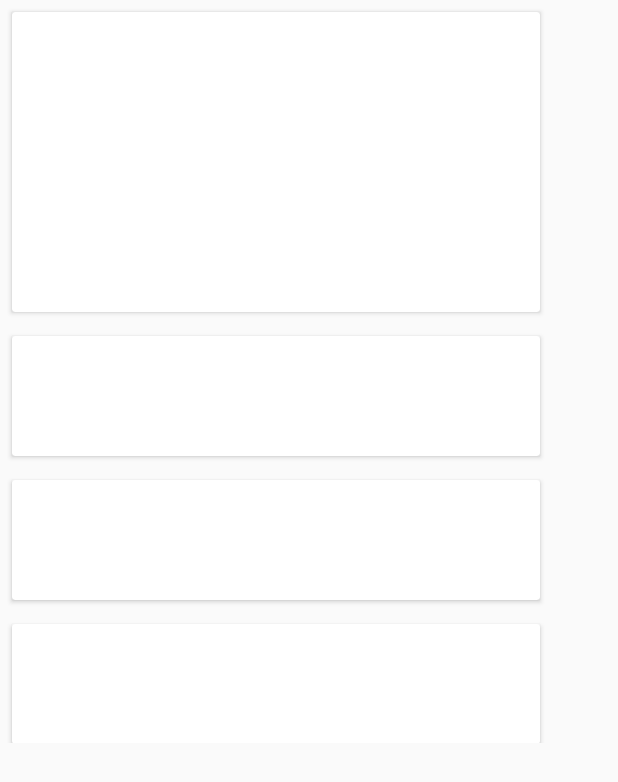
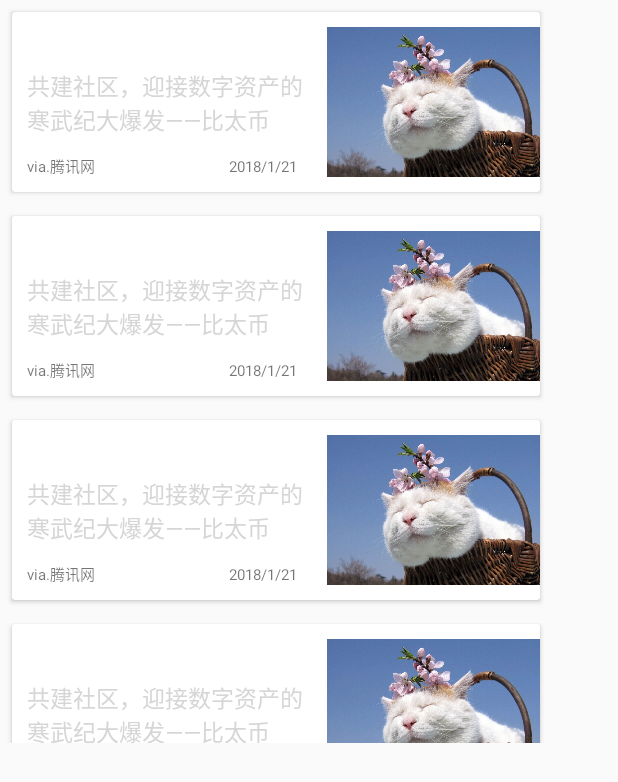
Before and after one commit to reggie1996/DigitalWallet, an Android app: the RecyclerViewFragment screen opened directly, with no data from a screen before it, on a phone screen of 412 x 824 dp. Shown: the top 782 px of the screen. Run offline under Robolectric (Android 15) with nearby library versions, the phone set to English and light mode, and no system bars; our stand-ins replace ButterKnife; libraries missing offline, so code that uses them is left out: com.github.florent37.materialviewpager, com.gyf.barlibrary; 2 statements that could not run were skipped.

Commit message:
列表实现

```diff
--- a/app/build.gradle
+++ b/app/build.gradle
@@ -77,6 +77,8 @@ dependencies {
 
     //圆形view
     compile 'de.hdodenhof:circleimageview:2.2.0'
+    //MD风格
+    compile 'com.github.vajro:MaterialDesignLibrary:1.6'
 }
 
 apply plugin: 'kotlin-android'
--- a/app/src/main/java/com/reggie/digitalwallet/Activity/MainActivity.java
+++ b/app/src/main/java/com/reggie/digitalwallet/Activity/MainActivity.java
@@ -167,18 +167,23 @@ public class MainActivity extends FragmentActivity {
         public void onCheckedChanged(RadioGroup group, int checkedId) {
             switch (checkedId) {
                 case R.id.rb_wallet:
+                    mImmersionBar.transparentBar().statusBarDarkFont(true).init();
                     position = 0;
                     break;
                 case R.id.rb_trend:
+                    mImmersionBar.transparentBar().statusBarDarkFont(false).init();
                     position = 1;
                     break;
                 case R.id.rb_community:
+                    mImmersionBar.transparentBar().statusBarDarkFont(true).init();
                     position = 2;
                     break;
                 case R.id.rb_mall:
+                    mImmersionBar.statusBarDarkFont(true).init();
                     position = 3;
                     break;
                 default:
+                    mImmersionBar.transparentBar().statusBarDarkFont(true).init();
                     position = 0;
                     break;
             }
--- a/app/src/main/java/com/reggie/digitalwallet/Test/RecyclerViewFragment.java
+++ b/app/src/main/java/com/reggie/digitalwallet/Test/RecyclerViewFragment.java
@@ -24,15 +24,10 @@ import butterknife.ButterKnife;
  */
 public class RecyclerViewFragment extends Fragment {
 
-    private static final boolean GRID_LAYOUT = false;
-    private static final int ITEM_COUNT = 100;
+    private static final int ITEM_COUNT = 10;
 
     @BindView(R.id.recyclerView)
     RecyclerView mRecyclerView;
-
-    public static RecyclerViewFragment newInstance() {
-        return new RecyclerViewFragment();
-    }
 
     @Override
     public View onCreateView(LayoutInflater inflater, @Nullable ViewGroup container, @Nullable Bundle savedInstanceState) {
@@ -45,23 +40,15 @@ public class RecyclerViewFragment extends Fragment {
         ButterKnife.bind(this, view);
 
         final List<Object> items = new ArrayList<>();
-
         for (int i = 0; i < ITEM_COUNT; ++i) {
             items.add(new Object());
         }
 
-
-        //setup materialviewpager
-
-        if (GRID_LAYOUT) {
-            mRecyclerView.setLayoutManager(new GridLayoutManager(getActivity(), 2));
-        } else {
-            mRecyclerView.setLayoutManager(new LinearLayoutManager(getActivity()));
-        }
+        mRecyclerView.setLayoutManager(new LinearLayoutManager(getActivity()));
         mRecyclerView.setHasFixedSize(true);
 
-        //Use this now
         mRecyclerView.addItemDecoration(new MaterialViewPagerHeaderDecorator());
+
         mRecyclerView.setAdapter(new TestRecyclerViewAdapter(items));
     }
 }
--- a/app/src/main/java/com/reggie/digitalwallet/Test/TestRecyclerViewAdapter.java
+++ b/app/src/main/java/com/reggie/digitalwallet/Test/TestRecyclerViewAdapter.java
@@ -16,22 +16,13 @@ public class TestRecyclerViewAdapter extends RecyclerView.Adapter<RecyclerView.V
 
     List<Object> contents;
 
-    static final int TYPE_HEADER = 0;
-    static final int TYPE_CELL = 1;
 
     public TestRecyclerViewAdapter(List<Object> contents) {
         this.contents = contents;
     }
 
     @Override
-    public int getItemViewType(int position) {
-        switch (position) {
-            case 0:
-                return TYPE_HEADER;
-            default:
-                return TYPE_CELL;
-        }
-    }
+    public int getItemViewType(int position) { return position;}
 
     @Override
     public int getItemCount() {
@@ -41,32 +32,15 @@ public class TestRecyclerViewAdapter extends RecyclerView.Adapter<RecyclerView.V
     @Override
     public RecyclerView.ViewHolder onCreateViewHolder(ViewGroup parent, int viewType) {
         View view = null;
-
-        switch (viewType) {
-            case TYPE_HEADER: {
-                view = LayoutInflater.from(parent.getContext())
-                        .inflate(R.layout.list_item_card_big, parent, false);
-                return new RecyclerView.ViewHolder(view) {
-                };
-            }
-            case TYPE_CELL: {
-                view = LayoutInflater.from(parent.getContext())
-                        .inflate(R.layout.list_item_card_small, parent, false);
-                return new RecyclerView.ViewHolder(view) {
-                };
-            }
-        }
-        return null;
+        view = LayoutInflater.from(parent.getContext())
+                        .inflate(R.layout.list_item_card_news, parent, false);
+        return new RecyclerView.ViewHolder(view) { };
     }
 
 
     @Override
     public void onBindViewHolder(RecyclerView.ViewHolder holder, int position) {
-        switch (getItemViewType(position)) {
-            case TYPE_HEADER:
-                break;
-            case TYPE_CELL:
-                break;
-        }
+
     }
+
 }
--- /dev/null
+++ b/app/src/main/res/drawable/tv_transfer_bg_selector.xml
@@ -0,0 +1,5 @@
+<?xml version="1.0" encoding="utf-8"?>
+<selector xmlns:android="http://schemas.android.com/apk/res/android">
+    <item android:state_pressed="true" android:drawable="@color/colorGold1"/>
+    <item android:state_pressed="false" android:drawable="@color/colorGold2"/>
+</selector>
--- a/app/src/main/res/layout/fragment_wallet.xml
+++ b/app/src/main/res/layout/fragment_wallet.xml
@@ -4,7 +4,6 @@
     android:layout_height="match_parent"
     xmlns:custom="http://schemas.android.com/apk/res-auto"
     tools:context="com.reggie.digitalwallet.Fragment.WalletFragment"
-    android:orientation="vertical"
     android:fitsSystemWindows="true">
 
 
--- a/app/src/main/res/layout/list_item_card_big.xml
+++ /dev/null
@@ -1,23 +0,0 @@
-<?xml version="1.0" encoding="utf-8"?>
-<FrameLayout xmlns:android="http://schemas.android.com/apk/res/android"
-    xmlns:app="http://schemas.android.com/apk/res-auto"
-    android:layout_width="match_parent"
-    android:layout_height="wrap_content">
-
-    <android.support.v7.widget.CardView xmlns:android="http://schemas.android.com/apk/res/android"
-        xmlns:app="http://schemas.android.com/apk/res-auto"
-        android:id="@+id/card_view"
-        android:layout_width="match_parent"
-        android:layout_height="200dp"
-        android:layout_marginBottom="@dimen/cardMarginVertical"
-        android:layout_marginLeft="@dimen/cardMarginHorizontal"
-        android:layout_marginRight="@dimen/cardMarginHorizontal"
-        android:layout_marginTop="@dimen/cardMarginVertical"
-        app:cardCornerRadius="2dp"
-        app:cardElevation="2dp"
-        app:cardPreventCornerOverlap="false"
-        app:contentPadding="0dp">
-
-    </android.support.v7.widget.CardView>
-
-</FrameLayout>
--- /dev/null
+++ b/app/src/main/res/layout/list_item_card_news.xml
@@ -0,0 +1,73 @@
+<?xml version="1.0" encoding="utf-8"?>
+<FrameLayout xmlns:android="http://schemas.android.com/apk/res/android"
+    xmlns:app="http://schemas.android.com/apk/res-auto"
+    android:layout_width="match_parent"
+    android:layout_height="wrap_content">
+
+    <android.support.v7.widget.CardView xmlns:android="http://schemas.android.com/apk/res/android"
+        xmlns:app="http://schemas.android.com/apk/res-auto"
+        android:id="@+id/card_view"
+        android:layout_width="match_parent"
+        android:layout_height="120dp"
+        android:layout_marginBottom="@dimen/cardMarginVertical"
+        android:layout_marginLeft="@dimen/cardMarginHorizontal"
+        android:layout_marginRight="@dimen/cardMarginHorizontal"
+        android:layout_marginTop="@dimen/cardMarginVertical"
+        app:cardCornerRadius="2dp"
+        app:cardElevation="2dp"
+        app:cardPreventCornerOverlap="false"
+        app:contentPadding="0dp">
+
+        <LinearLayout
+            android:layout_width="match_parent"
+            android:layout_height="match_parent"
+            android:orientation="horizontal">
+
+
+
+            <FrameLayout
+                android:layout_width="200dp"
+                android:layout_height="match_parent">
+
+                <TextView
+                    android:layout_width="wrap_content"
+                    android:layout_height="wrap_content"
+                    android:paddingLeft="10dp"
+                    android:paddingRight="5dp"
+                    android:text="共建社区，迎接数字资产的寒武纪大爆发——比太币"
+                    android:textSize="15dp"
+                    android:textColor="@color/black"
+                    android:layout_gravity="center"/>
+
+                <TextView
+                    android:layout_width="wrap_content"
+                    android:layout_height="wrap_content"
+                    android:text="2018/1/21"
+                    android:textSize="10dp"
+                    android:layout_gravity="bottom|right"
+                    android:layout_marginRight="10dp"
+                    android:layout_marginBottom="10dp"/>
+
+                <TextView
+                    android:layout_width="wrap_content"
+                    android:layout_height="wrap_content"
+                    android:text="via.腾讯网"
+                    android:textSize="10dp"
+                    android:layout_gravity="bottom|left"
+                    android:layout_marginLeft="10dp"
+                    android:layout_marginBottom="10dp"/>
+
+            </FrameLayout>
+
+            <ImageView
+                android:id="@+id/imageView2"
+                android:layout_width="180dp"
+                android:layout_height="120dp"
+                android:src="@drawable/test"
+                android:scaleType="fitXY"
+                android:layout_gravity="center"
+                android:padding="10dp"/>
+        </LinearLayout>
+    </android.support.v7.widget.CardView>
+
+</FrameLayout>
--- a/app/src/main/res/layout/list_item_card_small.xml
+++ /dev/null
@@ -1,19 +0,0 @@
-<?xml version="1.0" encoding="utf-8"?>
-<FrameLayout xmlns:android="http://schemas.android.com/apk/res/android"
-    xmlns:app="http://schemas.android.com/apk/res-auto"
-    android:layout_width="match_parent"
-    android:layout_height="wrap_content">
-
-    <android.support.v7.widget.CardView
-        android:id="@+id/card_view"
-        android:layout_width="match_parent"
-        android:layout_height="80dp"
-        app:cardCornerRadius="2dp"
-        app:cardElevation="2dp"
-        android:layout_marginBottom="@dimen/cardMarginVertical"
-        android:layout_marginLeft="@dimen/cardMarginHorizontal"
-        android:layout_marginRight="@dimen/cardMarginHorizontal"
-        android:layout_marginTop="@dimen/cardMarginVertical"
-        app:cardPreventCornerOverlap="false"
-        app:contentPadding="0dp"></android.support.v7.widget.CardView>
-</FrameLayout>
--- a/build.gradle
+++ b/build.gradle
@@ -19,6 +19,7 @@ allprojects {
     repositories {
         google()
         jcenter()
+        maven { url "https://jitpack.io" }
     }
 }
 
```
Also changed, not shown: app/src/main/java/com/reggie/digitalwallet/Fragment/TrendFragment.java (+2 -19 lines), app/src/main/res/layout/fragment_community.xml (+32 -8 lines), app/src/main/res/layout/tab_wallet_view.xml (+24 -10 lines), app/src/main/res/layout/tab_wallet_view_head.xml (+10 -4 lines).
